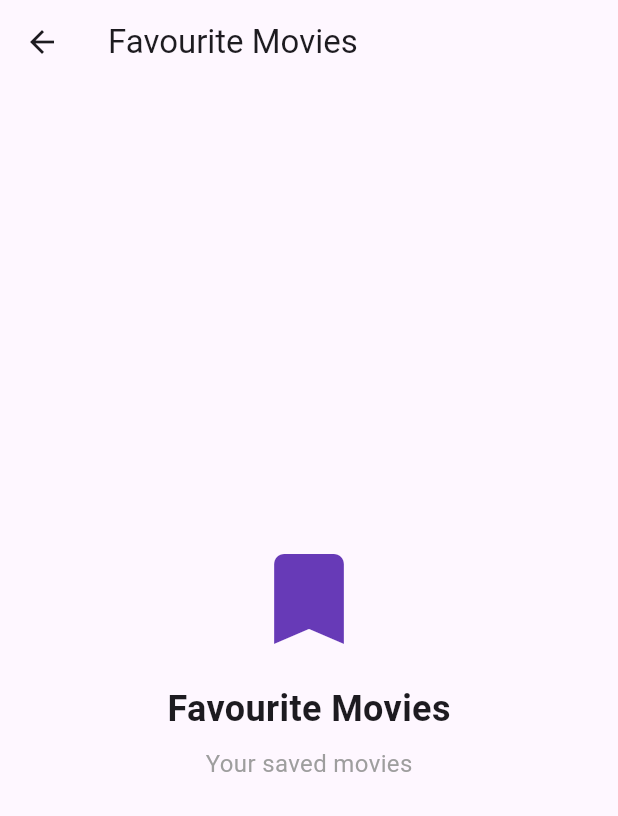
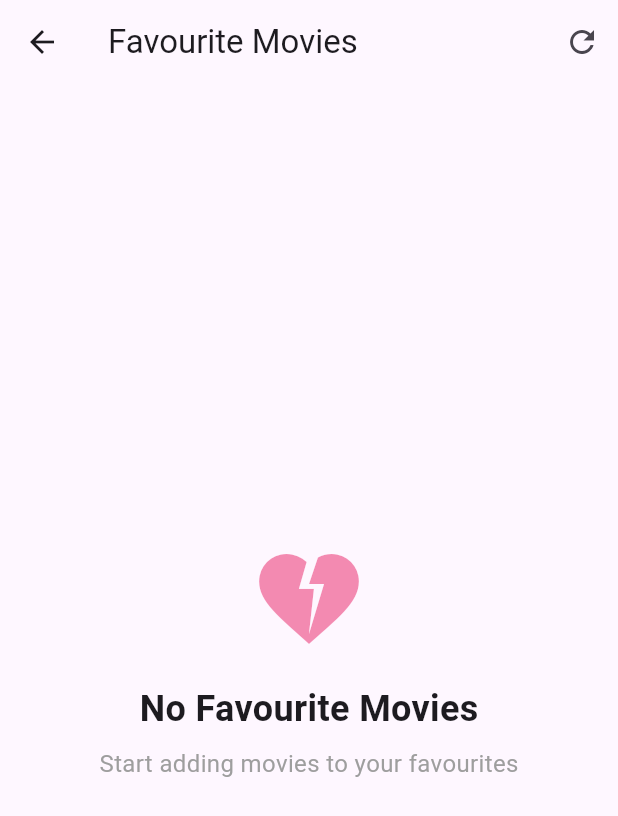
Before and after one commit to MPasara/movies, a Flutter app: the FavouriteMoviesPage screen opened directly, on a phone screen of 412 x 824 dp. Shown: the top 816 px of the screen. Run offline on Flutter 3.47's test engine with Material 3 defaults, Android fonts, the phone set to English and light mode, and no system bars; our stand-ins replace dio, either_dart, envied, equatable, flutter_bloc, get_it and 3 more; generated files the repository leaves out were written again; network calls fail.

Commit message:
Added favourite movies bloc and event Updated UI

```diff
--- /dev/null
+++ b/lib/features/favourite/domain/blocs/favourite_movie_event.dart
@@ -0,0 +1,22 @@
+import 'package:equatable/equatable.dart';
+import 'package:movies/features/popular/domain/entities/movie.dart';
+
+sealed class FavouriteMoviesEvent extends Equatable {
+  const FavouriteMoviesEvent();
+
+  @override
+  List<Object?> get props => [];
+}
+
+final class LoadFavouriteMovies extends FavouriteMoviesEvent {
+  const LoadFavouriteMovies();
+}
+
+final class ToggleFavouriteMovie extends FavouriteMoviesEvent {
+  const ToggleFavouriteMovie(this.movie);
+
+  final Movie movie;
+
+  @override
+  List<Object?> get props => [movie];
+}
--- a/lib/features/favourite/presentation/favourite_movies_page.dart
+++ b/lib/features/favourite/presentation/favourite_movies_page.dart
@@ -1,4 +1,9 @@
 import 'package:flutter/material.dart';
+import 'package:flutter_bloc/flutter_bloc.dart';
+import 'package:movies/features/favourite/domain/blocs/favourite_movie_event.dart';
+import 'package:movies/features/favourite/domain/blocs/favourite_movies_bloc.dart';
+import 'package:movies/features/popular/domain/entities/movie.dart';
+import 'package:movies/features/popular/presentation/widgets/movie_list_tile.dart';
 
 class FavouriteMoviesPage extends StatelessWidget {
   const FavouriteMoviesPage({super.key});
@@ -10,26 +15,73 @@ class FavouriteMoviesPage extends StatelessWidget {
         title: const Text('Favourite Movies'),
         centerTitle: false,
         elevation: 0,
-        scrolledUnderElevation: 4,
+        scrolledUnderElevation: 0,
+        actions: [
+          IconButton(
+            icon: const Icon(Icons.refresh),
+            onPressed: () {
+              context.read<FavouriteMoviesBloc>().add(
+                const LoadFavouriteMovies(),
+              );
+            },
           ),
-      body: const Center(
+        ],
+      ),
+      body: BlocBuilder<FavouriteMoviesBloc, Map<int, Movie>>(
+        builder: (context, favouriteMovies) {
+          if (favouriteMovies.isEmpty) {
+            return const _EmptyState();
+          }
+
+          final movies = favouriteMovies.values.toList();
+
+          return RefreshIndicator(
+            onRefresh: () async {
+              context.read<FavouriteMoviesBloc>().add(
+                const LoadFavouriteMovies(),
+              );
+            },
+            child: ListView.builder(
+              padding: const EdgeInsets.all(16),
+              itemCount: movies.length,
+              itemBuilder: (context, index) {
+                final movie = movies[index];
+                return MovieListTile(movie: movie);
+              },
+            ),
+          );
+        },
+      ),
+    );
+  }
+}
+
+class _EmptyState extends StatelessWidget {
+  const _EmptyState();
+
+  @override
+  Widget build(BuildContext context) {
+    return Center(
       child: Column(
         mainAxisAlignment: MainAxisAlignment.center,
         children: [
-            Icon(Icons.bookmark, size: 80, color: Colors.deepPurple),
+          Icon(
+            Icons.heart_broken,
+            size: 80,
+            color: Colors.pink.withValues(alpha: 0.5),
+          ),
           SizedBox(height: 16),
           Text(
-              'Favourite Movies',
+            'No Favourite Movies',
             style: TextStyle(fontSize: 24, fontWeight: FontWeight.bold),
           ),
           SizedBox(height: 8),
           Text(
-              'Your saved movies',
+            'Start adding movies to your favourites',
             style: TextStyle(fontSize: 16, color: Colors.grey),
           ),
         ],
       ),
-      ),
     );
   }
 }
```
Also changed, not shown: lib/common/di/dependency_injection.dart (+17 -2 lines), lib/common/presentation/widgets/favourite_movie_button.dart (added, +34 -0 lines), lib/features/favourite/domain/blocs/favourite_movies_bloc.dart (added, +87 -0 lines), lib/features/popular/data/mappers/movie_entity_mapper.dart (+26 -5 lines), lib/features/popular/presentation/movie_details_page.dart (+9 -10 lines), lib/features/popular/presentation/widgets/movie_list_tile.dart (+16 -10 lines), lib/main.dart (+13 -2 lines). Lines whose indentation alone changed are shown as unchanged.
